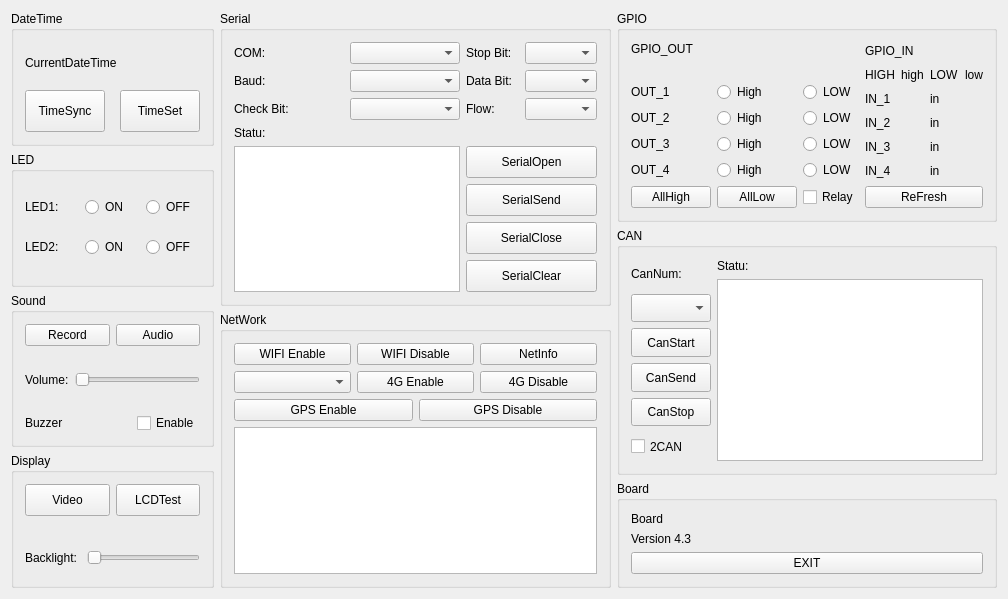
This is mainwindow.ui in Chipsee/hardwaretest as Qt 5 draws it before an edit. The edited form follows.
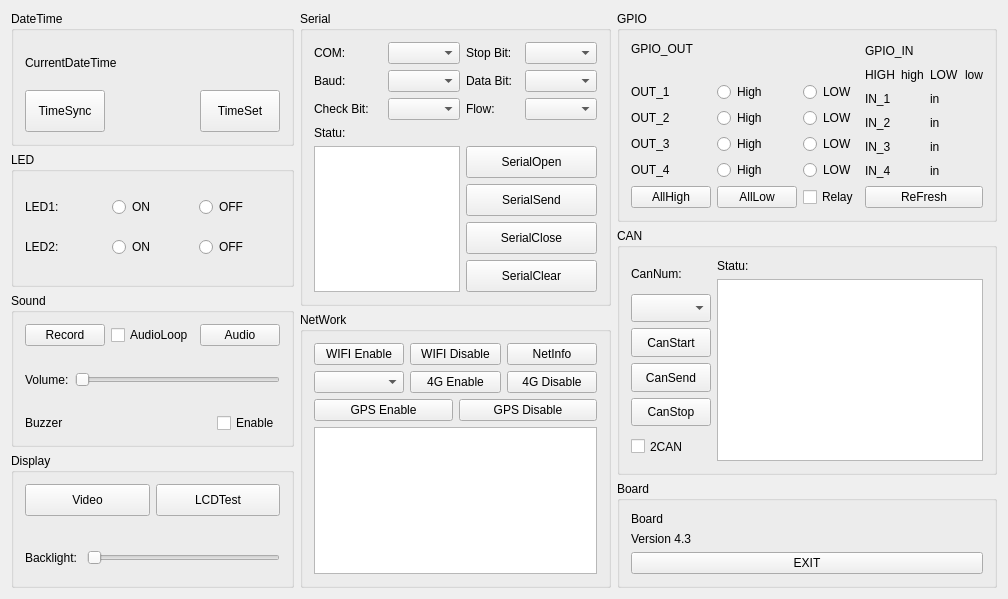
This is the edited form.

Commit message: Add audioloop test feature

The edit to the form file:
```diff
--- a/mainwindow.ui
+++ b/mainwindow.ui
@@ -171,6 +171,13 @@
              </property>
             </widget>
            </item>
+           <item>
+            <widget class="QCheckBox" name="checkBox_audioloop">
+             <property name="text">
+              <string>AudioLoop</string>
+             </property>
+            </widget>
+           </item>
            <item>
             <widget class="QPushButton" name="pushButton_audio">
              <property name="sizePolicy">
```
Left out of the diff: 8 changed lines with no effect on the pictures. The commit also changes 2 other files.
